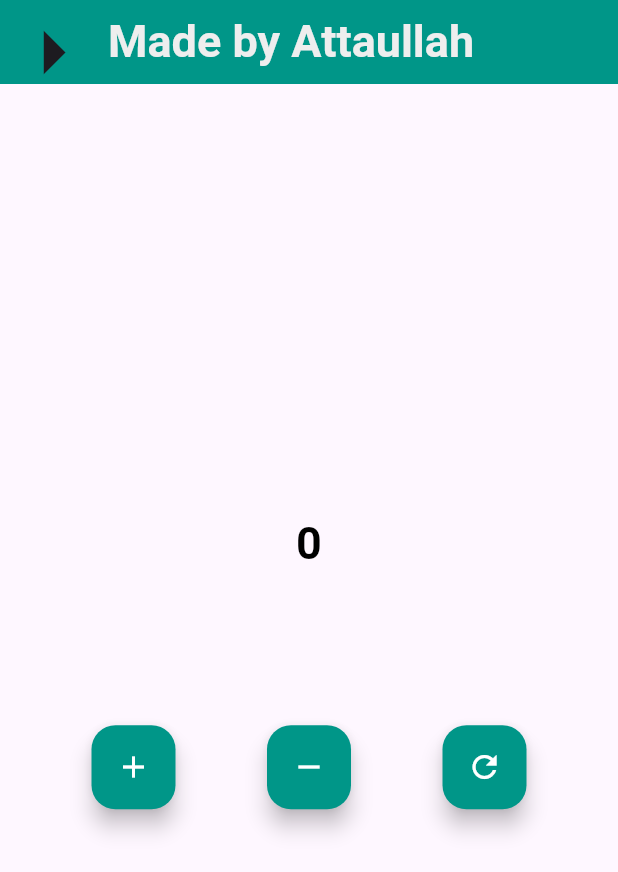
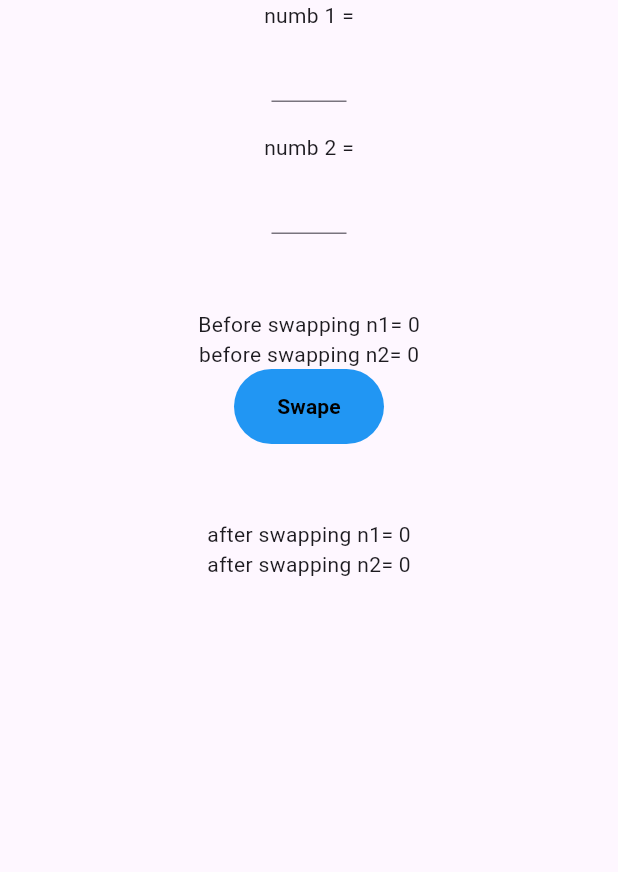
Before and after one commit to Attaullahdeveloper/appbar-, a Flutter app: the screen it shows after launch, on a phone screen of 412 x 824 dp. Shown: the top 872 px of the screen. Run offline on Flutter 3.47's test engine with Material 3 defaults, Android fonts, the phone set to English and light mode, and no system bars.

Commit message:
swapping

```diff
--- /dev/null
+++ b/lib/Swapping - variables.dart
@@ -0,0 +1,106 @@
+import 'package:flutter/material.dart';
+
+class Swapping extends StatefulWidget {
+  const Swapping({super.key});
+
+  @override
+  State<Swapping> createState() => _SwappingState();
+}
+
+TextEditingController n1Controller = TextEditingController();
+TextEditingController n2Controller = TextEditingController();
+//-----------------------------------------------------
+int rel1 = 0;
+int rel2 = 0;
+int n1=0;
+int n2=0;
+
+class _SwappingState extends State<Swapping> {
+  @override
+  Widget build(BuildContext context) {
+    return Scaffold(
+      body: Column(
+        children: [
+          Text('numb 1 ='),
+          Center(
+            child: Container(
+              width: 50,
+              child: TextFormField(
+                controller: n1Controller,
+                decoration: InputDecoration(contentPadding: EdgeInsets.all(10)),
+              ),
+            ),
+          ),
+          SizedBox(
+            height: 20,
+          ),
+          Text('numb 2 ='),
+          Center(
+            child: Container(
+              width: 50,
+              child: TextFormField(
+                controller: n2Controller,
+                decoration: InputDecoration(contentPadding: EdgeInsets.all(10)),
+              ),
+            ),
+          ),
+          SizedBox(
+            height: 50,
+          ),
+          Text('Before swapping n1= $n1'),
+          Text('before swapping n2= $n2'),
+          //----------------------------button------------------------------
+          Container(
+            height: 50,
+            width: 100,
+            decoration: BoxDecoration(
+              color: Colors.blue,
+              borderRadius: BorderRadius.circular(100),
+            ),
+            child: TextButton(
+              onPressed: () {
+
+                // int n1 = int.parse(n1Controller.text);
+                // int n2 = int.parse(n2Controller.text);
+                // int empty = n1;
+                // n1 = n2;
+                // n2 = empty;
+                // rel1 = n1;
+                // rel2 = n2;
+                // for perfomring the swapping below in the result--------
+                rel1=int.parse(n1Controller.text);
+                rel2=int.parse(n2Controller.text);
+                // for the values that is used for before swapping-------------
+                n1=rel1;
+                n2=rel2;
+                // swapping-------------
+                int empty=rel1;
+                rel1=rel2;
+                rel2=empty;
+
+                // print(rel1);
+                // print(rel2);
+
+
+
+
+
+
+                setState(() {});
+              },
+              child: Text('Swape',
+                style:
+                    TextStyle(color: Colors.black, fontWeight: FontWeight.bold),
+              ),
+            ),
+          ),
+          SizedBox(
+            height: 50,
+          ),
+          Text('after swapping n1= $rel1'),
+          Text('after swapping n2= $rel2'),
+        ],
+      ),
+    );
+  }
+}
--- a/lib/main.dart
+++ b/lib/main.dart
@@ -1,6 +1,8 @@
 import 'package:firstproject/Counter%20App.dart';
 import 'package:firstproject/Fbsignup2.dart';
 import 'package:firstproject/Fbsignup3.dart';
+import 'package:firstproject/Swapping%20-%20variables.dart';
+import 'package:firstproject/calculat-input.dart';
 import 'package:firstproject/facebooklogin.dart';
 import 'package:firstproject/fb%20-%20sign%20up%20screen.dart';
 import 'package:firstproject/fb-homescreen.dart';
@@ -18,7 +20,7 @@ class myapp extends StatelessWidget {
   Widget build(BuildContext context) {
     return MaterialApp(
       debugShowCheckedModeBanner: false,
-      home:CounterApp1(),
+      home:Swapping(),
     );
   }
 }
```
Also changed, not shown: lib/calculat-input.dart (added, +49 -0 lines).
